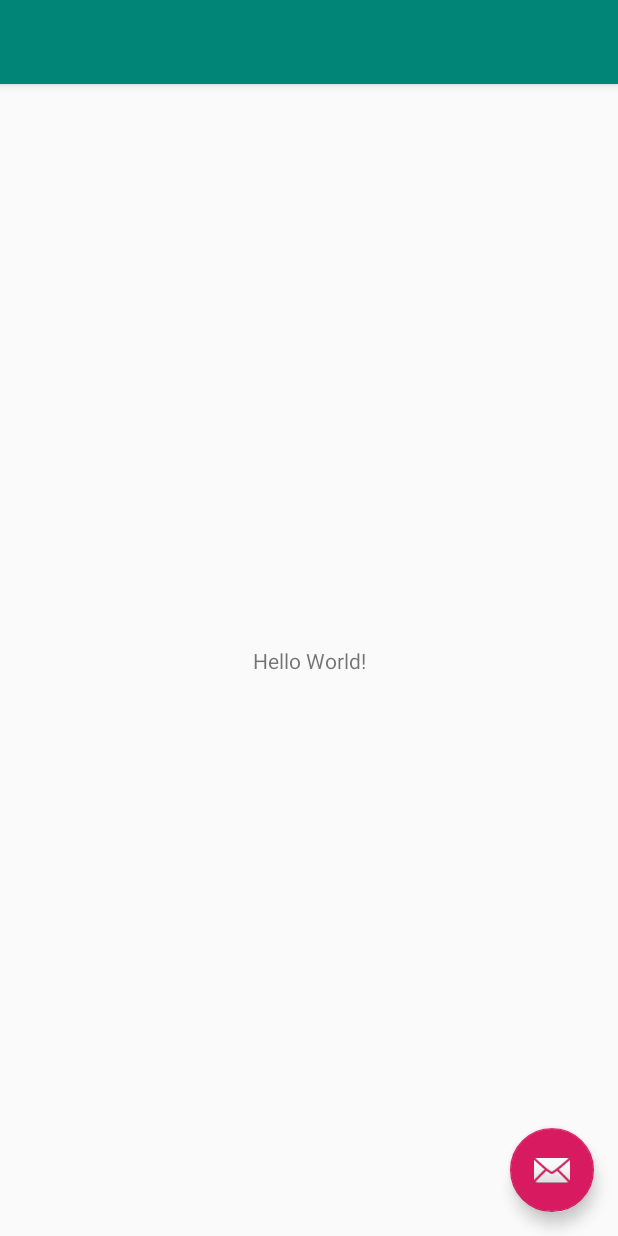
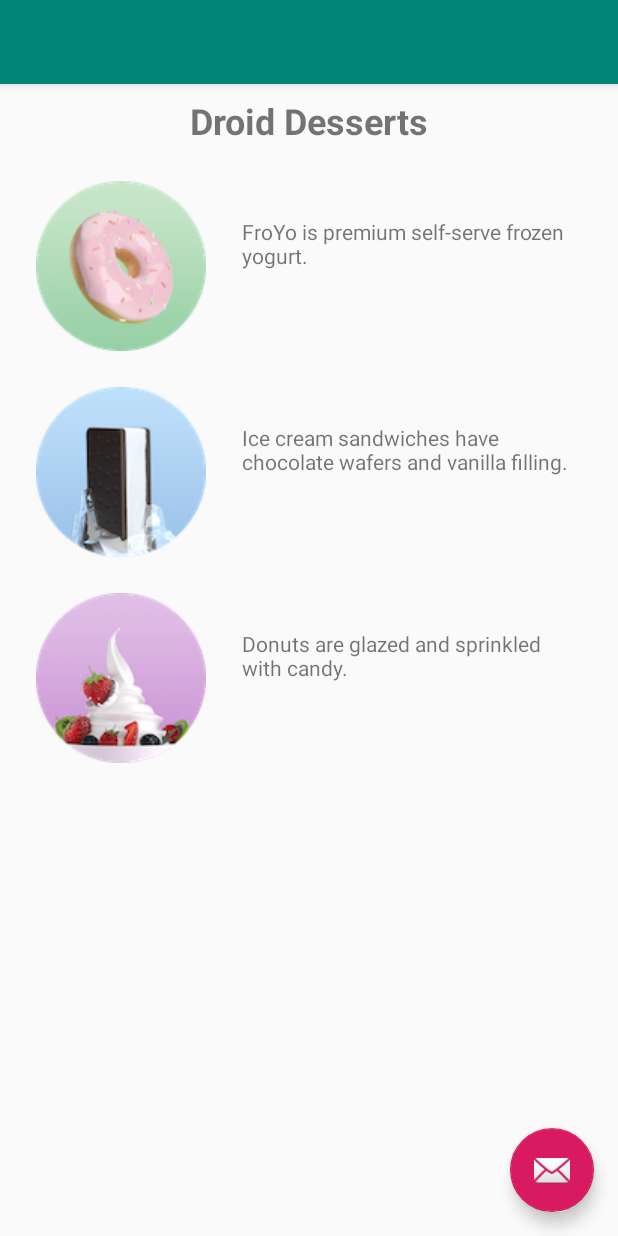
Before and after one commit to EarlJP/DroidCafe, an Android app: the layout activity_main.xml on its own in the app's theme, with its tools: preview values and no code run, on a phone screen of 412 x 824 dp. Run offline under Robolectric (Android 15) with nearby library versions, the phone set to English and light mode, and no system bars.

Commit message:
second commit, completed 4.1

```diff
--- a/app/src/main/AndroidManifest.xml
+++ b/app/src/main/AndroidManifest.xml
@@ -9,6 +9,7 @@
         android:roundIcon="@mipmap/ic_launcher_round"
         android:supportsRtl="true"
         android:theme="@style/AppTheme">
+        <activity android:name=".OrderActivity"></activity>
         <activity
             android:name=".MainActivity"
             android:label="@string/app_name"
--- a/app/src/main/java/com/earljaepal/droidcafe/MainActivity.java
+++ b/app/src/main/java/com/earljaepal/droidcafe/MainActivity.java
@@ -1,5 +1,6 @@
 package com.earljaepal.droidcafe;
 
+import android.content.Intent;
 import android.os.Bundle;
 import android.support.design.widget.FloatingActionButton;
 import android.support.design.widget.Snackbar;
@@ -8,6 +9,7 @@ import android.support.v7.widget.Toolbar;
 import android.view.View;
 import android.view.Menu;
 import android.view.MenuItem;
+import android.widget.Toast;
 
 public class MainActivity extends AppCompatActivity {
 
@@ -26,6 +28,9 @@ public class MainActivity extends AppCompatActivity {
                         .setAction("Action", null).show();
             }
         });
+
+        Intent intent = new Intent(MainActivity.this, OrderActivity.class);
+        startActivity(intent);
     }
 
     @Override
@@ -49,4 +54,21 @@ public class MainActivity extends AppCompatActivity {
 
         return super.onOptionsItemSelected(item);
     }
+
+    public void displayToast(String message) {
+        Toast.makeText(getApplicationContext(), message,
+                Toast.LENGTH_SHORT).show();
+    }
+
+    public void showDonutOrder(View view) {
+        displayToast(getString(R.string.donut_order_message));
+    }
+
+    public void showIceCreamOrder(View view) {
+        displayToast(getString(R.string.ice_cream_order_message));
+    }
+
+    public void showFroyoOrder(View view) {
+        displayToast(getString(R.string.froyo_order_message));
+    }
 }
--- /dev/null
+++ b/app/src/main/java/com/earljaepal/droidcafe/OrderActivity.java
@@ -0,0 +1,13 @@
+package com.earljaepal.droidcafe;
+
+import android.support.v7.app.AppCompatActivity;
+import android.os.Bundle;
+
+public class OrderActivity extends AppCompatActivity {
+
+    @Override
+    protected void onCreate(Bundle savedInstanceState) {
+        super.onCreate(savedInstanceState);
+        setContentView(R.layout.activity_order);
+    }
+}
--- /dev/null
+++ b/app/src/main/res/drawable-anydpi/ic_shopping_cart.xml
@@ -0,0 +1,10 @@
+<vector xmlns:android="http://schemas.android.com/apk/res/android"
+    android:width="24dp"
+    android:height="24dp"
+    android:viewportWidth="24"
+    android:viewportHeight="24"
+    android:tint="#FFFFFF">
+    <path
+        android:fillColor="#FF000000"
+        android:pathData="M11,9h2L13,6h3L16,4h-3L13,1h-2v3L8,4v2h3v3zM7,18c-1.1,0 -1.99,0.9 -1.99,2S5.9,22 7,22s2,-0.9 2,-2 -0.9,-2 -2,-2zM17,18c-1.1,0 -1.99,0.9 -1.99,2s0.89,2 1.99,2 2,-0.9 2,-2 -0.9,-2 -2,-2zM7.17,14.75l0.03,-0.12 0.9,-1.63h7.45c0.75,0 1.41,-0.41 1.75,-1.03l3.86,-7.01L19.42,4h-0.01l-1.1,2 -2.76,5L8.53,11l-0.13,-0.27L6.16,6l-0.95,-2 -0.94,-2L1,2v2h2l3.6,7.59 -1.35,2.45c-0.16,0.28 -0.25,0.61 -0.25,0.96 0,1.1 0.9,2 2,2h12v-2L7.42,15c-0.13,0 -0.25,-0.11 -0.25,-0.25z"/>
+</vector>
--- /dev/null
+++ b/app/src/main/res/layout/activity_order.xml
@@ -0,0 +1,9 @@
+<?xml version="1.0" encoding="utf-8"?>
+<android.support.constraint.ConstraintLayout xmlns:android="http://schemas.android.com/apk/res/android"
+    xmlns:app="http://schemas.android.com/apk/res-auto"
+    xmlns:tools="http://schemas.android.com/tools"
+    android:layout_width="match_parent"
+    android:layout_height="match_parent"
+    tools:context=".OrderActivity">
+
+</android.support.constraint.ConstraintLayout>
--- a/app/src/main/res/layout/content_main.xml
+++ b/app/src/main/res/layout/content_main.xml
@@ -9,12 +9,97 @@
     tools:showIn="@layout/activity_main">
 
     <TextView
+        android:id="@+id/textintro"
         android:layout_width="wrap_content"
         android:layout_height="wrap_content"
-        android:text="Hello World!"
-        app:layout_constraintBottom_toBottomOf="parent"
+        android:layout_marginTop="8dp"
+        android:text="@string/intro_text"
+        android:textSize="24sp"
+        android:textStyle="bold"
         app:layout_constraintLeft_toLeftOf="parent"
         app:layout_constraintRight_toRightOf="parent"
         app:layout_constraintTop_toTopOf="parent" />
 
+    <ImageView
+        android:id="@+id/donut"
+        android:layout_width="wrap_content"
+        android:layout_height="wrap_content"
+        android:layout_marginStart="24dp"
+        android:layout_marginLeft="24dp"
+        android:layout_marginTop="24dp"
+        android:contentDescription="@string/froyo"
+        app:layout_constraintStart_toStartOf="parent"
+        app:layout_constraintTop_toBottomOf="@+id/textintro"
+        app:srcCompat="@drawable/donut_circle"
+        android:onClick="showDonutOrder"/>
+
+    <ImageView
+        android:id="@+id/ice_cream"
+        android:layout_width="wrap_content"
+        android:layout_height="wrap_content"
+        android:layout_marginStart="24dp"
+        android:layout_marginLeft="24dp"
+        android:layout_marginTop="24dp"
+        android:contentDescription="@string/ice_cream_sandwiches"
+        app:layout_constraintStart_toStartOf="parent"
+        app:layout_constraintTop_toBottomOf="@+id/donut"
+        app:srcCompat="@drawable/icecream_circle"
+        android:onClick="showIceCreamOrder"/>
+
+    <ImageView
+        android:id="@+id/froyo"
+        android:layout_width="wrap_content"
+        android:layout_height="wrap_content"
+        android:layout_marginStart="24dp"
+        android:layout_marginLeft="24dp"
+        android:layout_marginTop="24dp"
+        android:contentDescription="@string/donuts"
+        app:layout_constraintStart_toStartOf="parent"
+        app:layout_constraintTop_toBottomOf="@+id/ice_cream"
+        app:srcCompat="@drawable/froyo_circle"
+        android:onClick="showFroyoOrder"/>
+
+    <TextView
+        android:id="@+id/donut_description"
+        android:layout_width="0dp"
+        android:layout_height="wrap_content"
+        android:layout_marginStart="24dp"
+        android:layout_marginLeft="24dp"
+        android:layout_marginTop="24dp"
+        android:layout_marginEnd="24dp"
+        android:layout_marginRight="24dp"
+        android:text="@string/donuts"
+        app:layout_constraintEnd_toEndOf="parent"
+        app:layout_constraintHorizontal_bias="0.512"
+        app:layout_constraintStart_toEndOf="@+id/donut"
+        app:layout_constraintTop_toTopOf="@+id/donut" />
+
+    <TextView
+        android:id="@+id/ice_cream_description"
+        android:layout_width="0dp"
+        android:layout_height="wrap_content"
+        android:layout_marginStart="24dp"
+        android:layout_marginLeft="24dp"
+        android:layout_marginTop="24dp"
+        android:layout_marginEnd="24dp"
+        android:layout_marginRight="24dp"
+        android:text="@string/ice_cream_sandwiches"
+        app:layout_constraintEnd_toEndOf="parent"
+        app:layout_constraintStart_toEndOf="@+id/ice_cream"
+        app:layout_constraintTop_toTopOf="@+id/ice_cream" />
+
+    <TextView
+        android:id="@+id/froyo_description"
+        android:layout_width="0dp"
+        android:layout_height="wrap_content"
+        android:layout_marginStart="24dp"
+        android:layout_marginLeft="24dp"
+        android:layout_marginTop="24dp"
+        android:layout_marginEnd="24dp"
+        android:layout_marginRight="24dp"
+        android:text="@string/froyo"
+        app:layout_constraintEnd_toEndOf="parent"
+        app:layout_constraintStart_toEndOf="@+id/froyo"
+        app:layout_constraintTop_toTopOf="@+id/froyo" />
+
 </android.support.constraint.ConstraintLayout>
--- a/app/src/main/res/values/strings.xml
+++ b/app/src/main/res/values/strings.xml
@@ -1,4 +1,11 @@
 <resources>
     <string name="app_name">Droid Cafe</string>
     <string name="action_settings">Settings</string>
+    <string name="intro_text">Droid Desserts</string>
+    <string name="donuts">FroYo is premium self-serve frozen yogurt.</string>
+    <string name="ice_cream_sandwiches">Ice cream sandwiches have chocolate wafers and vanilla filling.</string>
+    <string name="froyo">Donuts are glazed and sprinkled with candy.</string>
+    <string name="donut_order_message">You ordered a donut.</string>
+    <string name="ice_cream_order_message">You ordered an ice cream sandwich.</string>
+    <string name="froyo_order_message">You ordered a FroYo.</string>
 </resources>
```
Also changed, not shown: app/src/main/res/drawable-hdpi/ic_shopping_cart.png (added), app/src/main/res/drawable-mdpi/ic_shopping_cart.png (added), app/src/main/res/drawable-xhdpi/ic_shopping_cart.png (added), app/src/main/res/drawable-xxhdpi/ic_shopping_cart.png (added), app/src/main/res/drawable/donut_circle.png (added), app/src/main/res/drawable/froyo_circle.png (added), app/src/main/res/drawable/icecream_circle.png (added).
